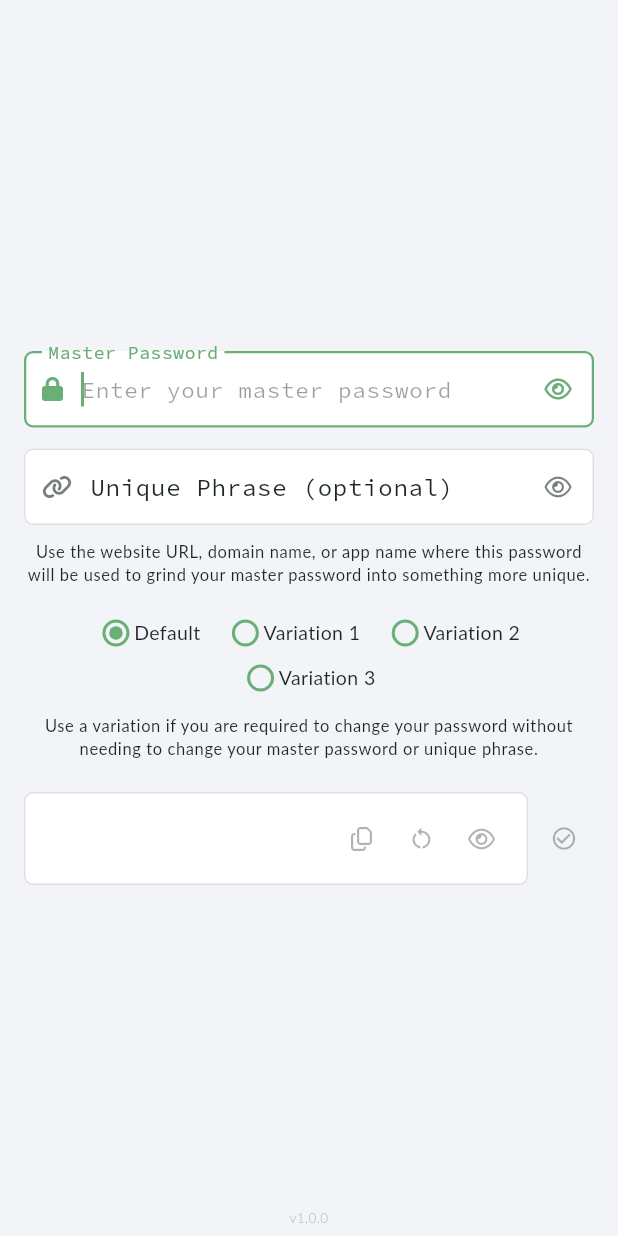
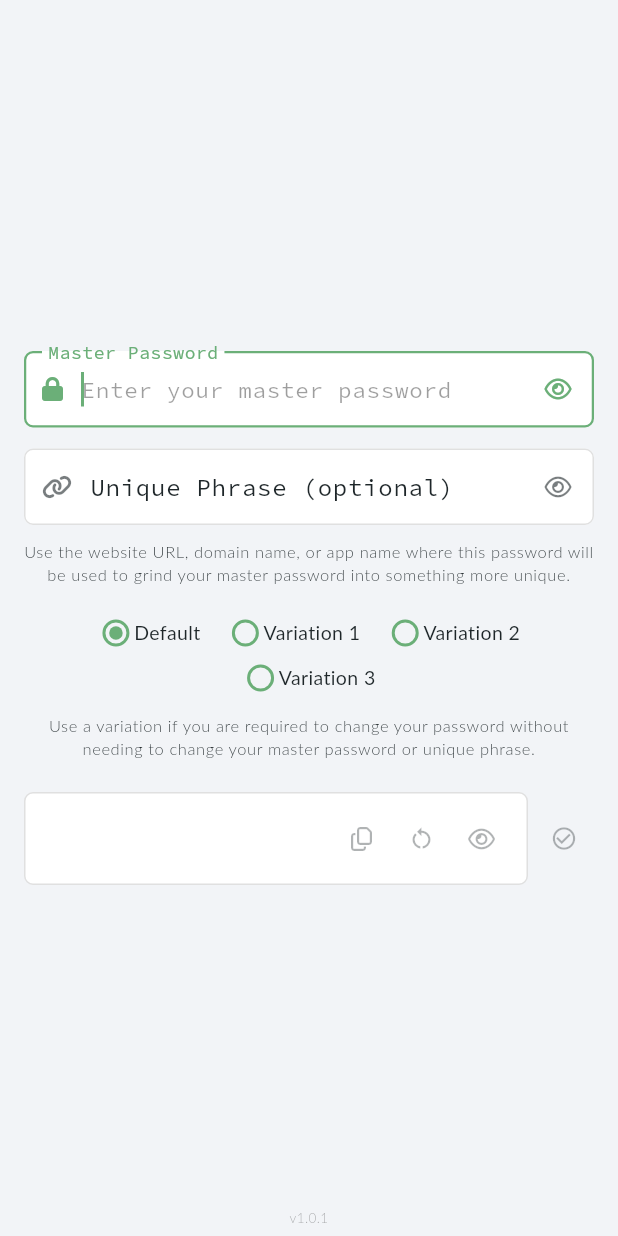
Before and after one commit to jeremycaris/passgrinder-desktop, a Flutter app: the screen it shows after launch, on a phone screen of 412 x 824 dp. Run offline on Flutter 3.47's test engine with Material 3 defaults, Android fonts, the phone set to English and light mode, and no system bars; our stand-ins replace font_awesome_flutter, package_info_plus.

Commit message:
Add version syncing script and update build scripts for platform-specific configurations
- Introduced `sync_version.dart` to sync version from `pubspec.yaml` to platform configs.
- Updated `build_all.sh` to include version syncing before builds.
- Created `build_with_version.sh` for building with synced version.
- Updated macOS, Windows, and Linux build configurations to reflect new versioning.
- Refactored widget constructors to use `super.key` for improved readability.

```diff
--- a/lib/main.dart
+++ b/lib/main.dart
@@ -20,7 +20,7 @@ void main() async {
 
 
 class PassGrinderApp extends StatelessWidget {
-  const PassGrinderApp({Key? key}) : super(key: key);
+  const PassGrinderApp({super.key});
 
   @override
   Widget build(BuildContext context) {
@@ -29,22 +29,20 @@ class PassGrinderApp extends StatelessWidget {
     const primaryGreen = Color(0xFF6baf78); // Extension primary
 
     final baseTextTheme = TextTheme(
-      bodySmall: const TextStyle(fontFamily: 'Lato', fontSize: 11, fontWeight: FontWeight.w400),
-      bodyMedium: const TextStyle(fontFamily: 'Lato', fontSize: 15, fontWeight: FontWeight.w400),
-      bodyLarge: const TextStyle(fontFamily: 'Lato', fontSize: 16, fontWeight: FontWeight.w400),
-      titleMedium: const TextStyle(fontFamily: 'Lato', fontSize: 16, fontWeight: FontWeight.w600),
-      titleSmall: const TextStyle(fontFamily: 'Lato', fontSize: 14, fontWeight: FontWeight.w600),
+      bodySmall: const TextStyle(fontFamily: 'Lato', fontSize: 11, fontWeight: FontWeight.w300),
+      bodyMedium: const TextStyle(fontFamily: 'Lato', fontSize: 15, fontWeight: FontWeight.w300),
+      bodyLarge: const TextStyle(fontFamily: 'Lato', fontSize: 16, fontWeight: FontWeight.w300),
+      titleMedium: const TextStyle(fontFamily: 'Lato', fontSize: 16, fontWeight: FontWeight.w400),
+      titleSmall: const TextStyle(fontFamily: 'Lato', fontSize: 14, fontWeight: FontWeight.w400),
     );
 
     final darkScheme = const ColorScheme.dark(
       primary: primaryGreen,
       secondary: primaryGreen,
       surface: Color(0xFF1e2629),
-      background: Color(0xFF1e2629),
       onPrimary: Colors.white,
       onSecondary: Colors.white,
       onSurface: Colors.white,
-      onBackground: Colors.white,
     );
 
     final darkTheme = ThemeData(
@@ -54,29 +52,29 @@ class PassGrinderApp extends StatelessWidget {
       fontFamily: 'Lato',
       iconTheme: const IconThemeData(color: Colors.white70),
       textTheme: baseTextTheme.copyWith(
-        bodySmall: const TextStyle(fontFamily: 'Lato', fontSize: 11),
-        bodyMedium: const TextStyle(fontFamily: 'Lato', fontSize: 15),
+        bodySmall: const TextStyle(fontFamily: 'Lato', fontSize: 11, fontWeight: FontWeight.w300),
+        bodyMedium: const TextStyle(fontFamily: 'Lato', fontSize: 15, fontWeight: FontWeight.w300),
       ),
       radioTheme: RadioThemeData(
-        fillColor: MaterialStateProperty.all(primaryGreen),
+        fillColor: WidgetStateProperty.all(primaryGreen),
       ),
       inputDecorationTheme: InputDecorationTheme(
         filled: true,
         fillColor: const Color(0xFF232a2e),
         contentPadding: const EdgeInsets.symmetric(vertical: 14, horizontal: 12),
-        prefixIconColor: MaterialStateColor.resolveWith((states) {
-          if (states.contains(MaterialState.focused)) return primaryGreen;
+        prefixIconColor: WidgetStateColor.resolveWith((states) {
+          if (states.contains(WidgetState.focused)) return primaryGreen;
           return Colors.white54;
         }),
-        suffixIconColor: MaterialStateColor.resolveWith((states) {
-          if (states.contains(MaterialState.focused)) return primaryGreen;
+        suffixIconColor: WidgetStateColor.resolveWith((states) {
+          if (states.contains(WidgetState.focused)) return primaryGreen;
           return Colors.white54;
         }),
-        labelStyle: MaterialStateTextStyle.resolveWith((states) {
-          if (states.contains(MaterialState.focused)) {
-            return const TextStyle(color: Colors.white, fontWeight: FontWeight.w500, fontFamily: 'Lato');
+        labelStyle: WidgetStateTextStyle.resolveWith((states) {
+          if (states.contains(WidgetState.focused)) {
+            return const TextStyle(color: Colors.white, fontWeight: FontWeight.w400, fontFamily: 'Lato');
           }
-          return const TextStyle(color: Colors.white70, fontWeight: FontWeight.w500, fontFamily: 'Lato');
+          return const TextStyle(color: Colors.white70, fontWeight: FontWeight.w400, fontFamily: 'Lato');
         }),
         hintStyle: const TextStyle(color: Colors.white38, fontFamily: 'Lato'),
         border: const OutlineInputBorder(
@@ -115,11 +113,9 @@ class PassGrinderApp extends StatelessWidget {
       primary: primaryGreen,
       secondary: primaryGreen,
       surface: Color(0xFFF2F4F7),
-      background: Color(0xFFF2F4F7),
       onPrimary: Colors.white,
       onSecondary: Colors.white,
       onSurface: onLight,
-      onBackground: onLight,
     );
 
     final lightTheme = ThemeData(
@@ -129,29 +125,29 @@ class PassGrinderApp extends StatelessWidget {
       fontFamily: 'Lato',
       iconTheme: const IconThemeData(color: onLight),
       textTheme: baseTextTheme.copyWith(
-        bodySmall: const TextStyle(fontFamily: 'Lato', fontSize: 11, color: onLight),
-        bodyMedium: const TextStyle(fontFamily: 'Lato', fontSize: 15, color: onLight),
-        bodyLarge: const TextStyle(fontFamily: 'Lato', fontSize: 16, color: onLight),
-        titleMedium: const TextStyle(fontFamily: 'Lato', fontSize: 16, fontWeight: FontWeight.w600, color: onLight),
-        titleSmall: const TextStyle(fontFamily: 'Lato', fontSize: 14, fontWeight: FontWeight.w600, color: onLight),
+        bodySmall: const TextStyle(fontFamily: 'Lato', fontSize: 11, fontWeight: FontWeight.w300, color: onLight),
+        bodyMedium: const TextStyle(fontFamily: 'Lato', fontSize: 15, fontWeight: FontWeight.w300, color: onLight),
+        bodyLarge: const TextStyle(fontFamily: 'Lato', fontSize: 16, fontWeight: FontWeight.w300, color: onLight),
+        titleMedium: const TextStyle(fontFamily: 'Lato', fontSize: 16, fontWeight: FontWeight.w400, color: onLight),
+        titleSmall: const TextStyle(fontFamily: 'Lato', fontSize: 14, fontWeight: FontWeight.w400, color: onLight),
       ),
       radioTheme: RadioThemeData(
-        fillColor: MaterialStateProperty.all(primaryGreen),
+        fillColor: WidgetStateProperty.all(primaryGreen),
       ),
       inputDecorationTheme: InputDecorationTheme(
         filled: true,
         fillColor: Colors.white,
         contentPadding: const EdgeInsets.symmetric(vertical: 14, horizontal: 12),
-        prefixIconColor: MaterialStateColor.resolveWith((states) {
-          if (states.contains(MaterialState.focused)) return primaryGreen;
-          return onLight.withOpacity(0.6);
+        prefixIconColor: WidgetStateColor.resolveWith((states) {
+          if (states.contains(WidgetState.focused)) return primaryGreen;
+          return onLight.withValues(alpha: 0.6);
         }),
-        suffixIconColor: MaterialStateColor.resolveWith((states) {
-          if (states.contains(MaterialState.focused)) return primaryGreen;
-          return onLight.withOpacity(0.6);
+        suffixIconColor: WidgetStateColor.resolveWith((states) {
+          if (states.contains(WidgetState.focused)) return primaryGreen;
+          return onLight.withValues(alpha: 0.6);
         }),
-        labelStyle: const TextStyle(color: onLight, fontWeight: FontWeight.w500, fontFamily: 'SourceCodePro'),
-        floatingLabelStyle: const TextStyle(color: primaryGreen, fontWeight: FontWeight.w500, fontFamily: 'SourceCodePro'),
+        labelStyle: const TextStyle(color: onLight, fontWeight: FontWeight.w400, fontFamily: 'SourceCodePro'),
+        floatingLabelStyle: const TextStyle(color: primaryGreen, fontWeight: FontWeight.w400, fontFamily: 'SourceCodePro'),
         hintStyle: const TextStyle(color: Colors.black38, fontFamily: 'SourceCodePro'),
         border: const OutlineInputBorder(
           borderRadius: BorderRadius.all(Radius.circular(6)),
--- a/lib/screens/home_screen.dart
+++ b/lib/screens/home_screen.dart
@@ -10,7 +10,7 @@ import 'package:passgrinder/services/generator_service.dart';
 import '../widgets/password_field.dart';
 
 class HomeScreen extends StatefulWidget {
-  const HomeScreen({Key? key}) : super(key: key);
+  const HomeScreen({super.key});
 
   @override
   State<HomeScreen> createState() => _HomeScreenState();
@@ -403,10 +403,8 @@ class _HomeScreenState extends State<HomeScreen> {
                                       value: index,
                                       groupValue: service.variation,
                                       onChanged: (v) {
-                                        if (v != null) {
-                                          service.setVariation(v);
-                                          _scheduleAutoReset();
-                                        }
+                                        service.setVariation(v ?? 0);
+                                        _scheduleAutoReset();
                                       },
                                       materialTapTargetSize: MaterialTapTargetSize.shrinkWrap,
                                       visualDensity: const VisualDensity(horizontal: -4, vertical: -4),
@@ -463,8 +461,8 @@ class _HomeScreenState extends State<HomeScreen> {
                                   color: _launchAtLogin
                                       ? primaryGreen
                                       : (isLightMode
-                                          ? const Color(0xFF1e2629).withOpacity(0.35)
-                                          : Colors.white.withOpacity(0.35)),
+                                          ? const Color(0xFF1e2629).withValues(alpha: 0.35)
+                                          : Colors.white.withValues(alpha: 0.35)),
                                 ),
                                 onPressed: _toggleLaunchAtLogin,
                                 tooltip: _launchAtLogin ? 'Launch at login enabled' : 'Launch at login disabled',
--- a/lib/widgets/password_field.dart
+++ b/lib/widgets/password_field.dart
@@ -11,7 +11,7 @@ class PasswordField extends StatelessWidget {
   final bool copyEnabled;
 
   const PasswordField({
-    Key? key,
+    super.key,
     required this.password,
     required this.showPassword,
     required this.onToggleVisibility,
@@ -19,7 +19,7 @@ class PasswordField extends StatelessWidget {
     required this.onReset,
     required this.resetEnabled,
     required this.copyEnabled,
-  }) : super(key: key);
+  });
 
   @override
   Widget build(BuildContext context) {
@@ -69,7 +69,7 @@ class PasswordField extends StatelessWidget {
               icon: FaIcon(
                 FontAwesomeIcons.copy,
                 size: 16,
-                color: copyEnabled ? iconColor : (isLightMode ? onLight.withOpacity(0.35) : Colors.white.withOpacity(0.35)),
+                color: copyEnabled ? iconColor : (isLightMode ? onLight.withValues(alpha: 0.35) : Colors.white.withValues(alpha: 0.35)),
               ),
               onPressed: copyEnabled ? onCopy : null,
               tooltip: 'Copy password',
@@ -83,7 +83,7 @@ class PasswordField extends StatelessWidget {
               icon: Icon(
                 Icons.restart_alt,
                 size: 18,
-                color: resetEnabled ? iconColor : (isLightMode ? onLight.withOpacity(0.35) : Colors.white.withOpacity(0.35)),
+                color: resetEnabled ? iconColor : (isLightMode ? onLight.withValues(alpha: 0.35) : Colors.white.withValues(alpha: 0.35)),
               ),
               onPressed: resetEnabled ? onReset : null,
               tooltip: 'Reset fields',
@@ -99,7 +99,7 @@ class PasswordField extends StatelessWidget {
                 size: 16,
                 color: showPassword
                   ? iconColor
-                  : (isLightMode ? onLight.withOpacity(0.35) : Colors.white.withOpacity(0.35)),
+                  : (isLightMode ? onLight.withValues(alpha: 0.35) : Colors.white.withValues(alpha: 0.35)),
               ),
               onPressed: onToggleVisibility,
               tooltip: showPassword ? 'Hide password' : 'Show password',
--- a/pubspec.yaml
+++ b/pubspec.yaml
@@ -2,7 +2,7 @@ name: passgrinder
 description: PassGrinder is a free password generator that takes your one master password and delivers a twenty-character strong password based on the website URL, domain name, app name, or unique phrase you choose.
 publish_to: 'none'
 
-version: 1.0.0
+version: 1.0.1
 
 environment:
   sdk: '>=3.0.0 <4.0.0'
@@ -23,6 +23,7 @@ dev_dependencies:
     sdk: flutter
   flutter_lints: ^6.0.0
   flutter_launcher_icons: ^0.14.4
+  yaml: ^3.1.0
 
 flutter_launcher_icons:
   image_path: "assets/icon/app_icon.png"
@@ -49,8 +50,6 @@ flutter:
           weight: 300
         - asset: assets/fonts/Lato-Regular.ttf
           weight: 400
-        - asset: assets/fonts/Lato-Bold.ttf
-          weight: 700
     - family: SourceCodePro
       fonts:
         - asset: assets/fonts/SourceCodePro-Regular.ttf
```
Also changed, not shown: scripts/sync_version.dart (added, +134 -0 lines), 4 other files.
